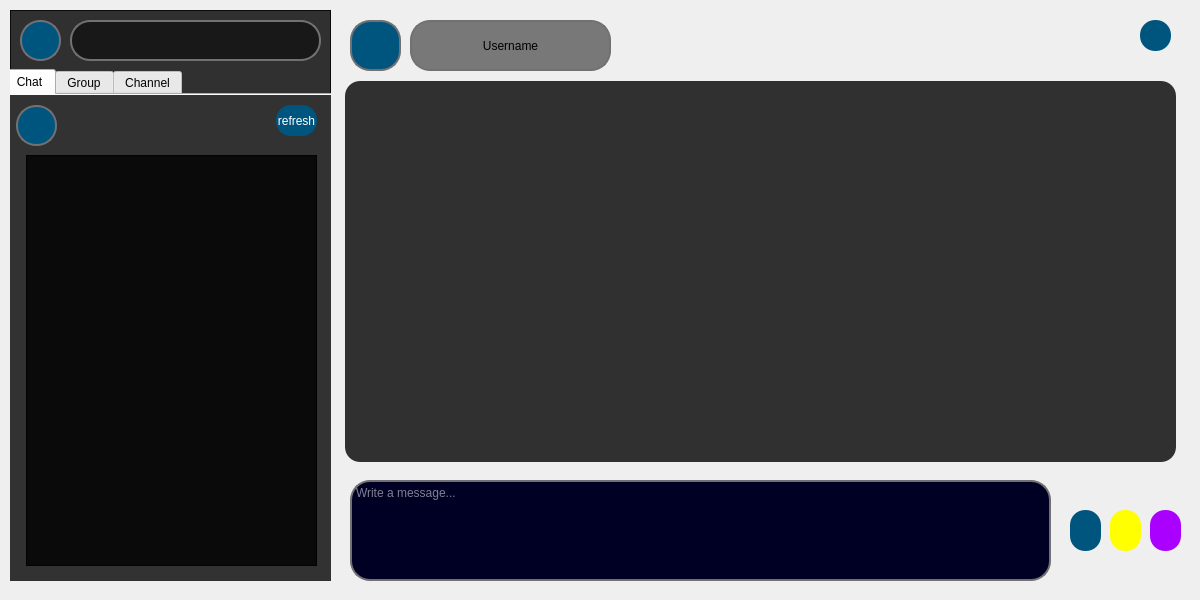
Old version of the form messenger/chatpage.ui in the repository aliomidi3002/Messenger.
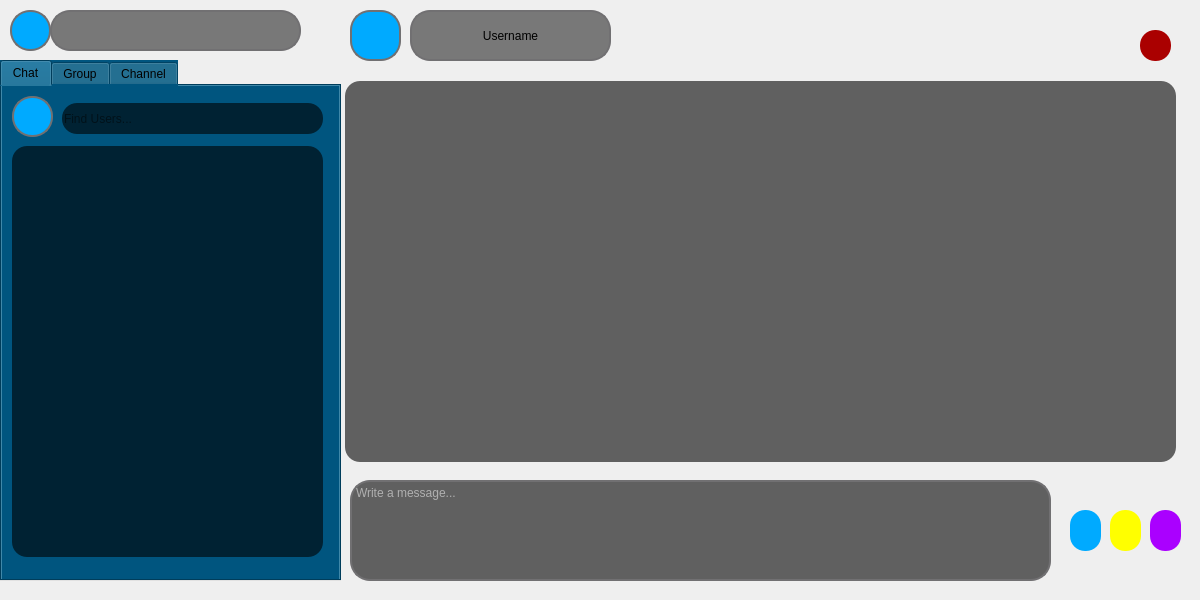
New version of the form. Icons and pictures are not drawn.

The edit to the form file:
```diff
--- a/messenger/chatpage.ui
+++ b/messenger/chatpage.ui
@@ -20,7 +20,7 @@
 
 QPushButton{
 border-radius:15px;
-background-color: rgb(0, 85, 127);
+	background-color: rgb(0, 170, 255);
 }
 
 QPushButton:hover{
@@ -34,277 +34,6 @@
 
 </string>
   </property>
-  <widget class="QFrame" name="frame">
-   <property name="geometry">
-    <rect>
-     <x>10</x>
-     <y>10</y>
-     <width>321</width>
-     <height>571</height>
-    </rect>
-   </property>
-   <property name="styleSheet">
-    <string notr="true"/>
-   </property>
-   <property name="frameShape">
-    <enum>QFrame::StyledPanel</enum>
-   </property>
-   <property name="frameShadow">
-    <enum>QFrame::Raised</enum>
-   </property>
-   <widget class="QToolButton" name="toolButton">
-    <property name="geometry">
-     <rect>
-      <x>10</x>
-      <y>10</y>
-      <width>41</width>
-      <height>41</height>
-     </rect>
-    </property>
-    <property name="styleSheet">
-     <string notr="true">QToolButton{
-border-radius:30px;
-border: 2px solid #717072;;
-background-color: rgb(0, 85, 127);
-border-radius:20px;
-}
-
-QToolButton:hover{
-background-color: rgb(0, 0, 127);
-}
-
-</string>
-    </property>
-    <property name="text">
-     <string/>
-    </property>
-    <property name="icon">
-     <iconset resource="images.qrc">
-      <normaloff>:/new/prefix1/image/Sample_User_Icon.png</normaloff>:/new/prefix1/image/Sample_User_Icon.png</iconset>
-    </property>
-    <property name="iconSize">
-     <size>
-      <width>50</width>
-      <height>50</height>
-     </size>
-    </property>
-   </widget>
-   <widget class="QLabel" name="label">
-    <property name="geometry">
-     <rect>
-      <x>60</x>
-      <y>10</y>
-      <width>251</width>
-      <height>41</height>
-     </rect>
-    </property>
-    <property name="styleSheet">
-     <string notr="true">border-radius:20px;
-background-color:rgba(0,0,0,0.5);
-border: 2px solid #717072;;
-font: 700 12pt &quot;Segoe UI&quot;;
-</string>
-    </property>
-    <property name="text">
-     <string/>
-    </property>
-    <property name="alignment">
-     <set>Qt::AlignCenter</set>
-    </property>
-   </widget>
-   <widget class="QTabWidget" name="tabWidget">
-    <property name="geometry">
-     <rect>
-      <x>-6</x>
-      <y>59</y>
-      <width>331</width>
-      <height>521</height>
-     </rect>
-    </property>
-    <property name="focusPolicy">
-     <enum>Qt::TabFocus</enum>
-    </property>
-    <property name="currentIndex">
-     <number>0</number>
-    </property>
-    <property name="tabBarAutoHide">
-     <bool>false</bool>
-    </property>
-    <widget class="QWidget" name="tab">
-     <attribute name="title">
-      <string>Chat</string>
-     </attribute>
-     <widget class="QToolButton" name="toolButton_5">
-      <property name="geometry">
-       <rect>
-        <x>10</x>
-        <y>10</y>
-        <width>41</width>
-        <height>41</height>
-       </rect>
-      </property>
-      <property name="styleSheet">
-       <string notr="true">QToolButton{
-border-radius:30px;
-border: 2px solid #717072;;
-background-color: rgb(0, 85, 127);
-border-radius:20px;
-}
-
-QToolButton:hover{
-background-color: rgb(0, 0, 127);
-}
-</string>
-      </property>
-      <property name="text">
-       <string/>
-      </property>
-      <property name="icon">
-       <iconset resource="images.qrc">
-        <normaloff>:/new/prefix1/image/1200px-New_user_icon-01.svg.png</normaloff>:/new/prefix1/image/1200px-New_user_icon-01.svg.png</iconset>
-      </property>
-      <property name="iconSize">
-       <size>
-        <width>50</width>
-        <height>50</height>
-       </size>
-      </property>
-     </widget>
-     <widget class="QListWidget" name="listWidget_2">
-      <property name="geometry">
-       <rect>
-        <x>20</x>
-        <y>60</y>
-        <width>291</width>
-        <height>411</height>
-       </rect>
-      </property>
-      <property name="styleSheet">
-       <string notr="true">color:red;</string>
-      </property>
-     </widget>
-     <widget class="QPushButton" name="pushButton_5">
-      <property name="geometry">
-       <rect>
-        <x>270</x>
-        <y>10</y>
-        <width>41</width>
-        <height>31</height>
-       </rect>
-      </property>
-      <property name="styleSheet">
-       <string notr="true">color:white</string>
-      </property>
-      <property name="text">
-       <string>refresh</string>
-      </property>
-     </widget>
-    </widget>
-    <widget class="QWidget" name="tab_2">
-     <attribute name="title">
-      <string>Group</string>
-     </attribute>
-     <widget class="QToolButton" name="toolButton_3">
-      <property name="geometry">
-       <rect>
-        <x>10</x>
-        <y>10</y>
-        <width>41</width>
-        <height>41</height>
-       </rect>
-      </property>
-      <property name="styleSheet">
-       <string notr="true">QToolButton{
-border-radius:30px;
-border: 2px solid #717072;;
-background-color: rgb(0, 85, 127);
-border-radius:20px;
-}
-
-QToolButton:hover{
-background-color: rgb(0, 0, 127);
-}
-
-</string>
-      </property>
-      <property name="text">
-       <string/>
-      </property>
-      <property name="icon">
-       <iconset resource="images.qrc">
-        <normaloff>:/new/prefix1/image/img_76872.png</normaloff>:/new/prefix1/image/img_76872.png</iconset>
-      </property>
-      <property name="iconSize">
-       <size>
-        <width>50</width>
-        <height>50</height>
-       </size>
-      </property>
-     </widget>
-     <widget class="QListWidget" name="listWidget_4">
-      <property name="geometry">
-       <rect>
-        <x>20</x>
-        <y>60</y>
-        <width>291</width>
-        <height>411</height>
-       </rect>
-      </property>
-     </widget>
-    </widget>
-    <widget class="QWidget" name="tab_3">
-     <attribute name="title">
-      <string>Channel</string>
-     </attribute>
-     <widget class="QToolButton" name="toolButton_4">
-      <property name="geometry">
-       <rect>
-        <x>10</x>
-        <y>10</y>
-        <width>41</width>
-        <height>41</height>
-       </rect>
-      </property>
-      <property name="styleSheet">
-       <string notr="true">QToolButton{
-border-radius:30px;
-border: 2px solid #717072;;
-background-color: rgb(0, 85, 127);
-border-radius:20px;
-}
-
-QToolButton:hover{
-background-color: rgb(0, 0, 127);
-}
-</string>
-      </property>
-      <property name="text">
-       <string/>
-      </property>
-      <property name="icon">
-       <iconset resource="images.qrc">
-        <normaloff>:/new/prefix1/image/img_12531.png</normaloff>:/new/prefix1/image/img_12531.png</iconset>
-      </property>
-      <property name="iconSize">
-       <size>
-        <width>50</width>
-        <height>50</height>
-       </size>
-      </property>
-     </widget>
-     <widget class="QListWidget" name="listWidget_3">
-      <property name="geometry">
-       <rect>
-        <x>20</x>
-        <y>60</y>
-        <width>291</width>
-        <height>411</height>
-       </rect>
-      </property>
-     </widget>
-    </widget>
-   </widget>
-  </widget>
   <widget class="QPushButton" name="pushButton_3">
    <property name="geometry">
     <rect>
@@ -375,7 +104,7 @@
    <property name="geometry">
     <rect>
      <x>350</x>
-     <y>20</y>
+     <y>10</y>
      <width>51</width>
      <height>51</height>
     </rect>
@@ -383,7 +112,7 @@
    <property name="styleSheet">
     <string notr="true">border-radius:20px;
 border: 2px solid #717072;;
-background-color: rgb(0, 85, 127);
+background-color: rgb(0, 170, 255);
 
 
 </string>
@@ -406,7 +135,7 @@
    <property name="geometry">
     <rect>
      <x>410</x>
-     <y>20</y>
+     <y>10</y>
      <width>201</width>
      <height>51</height>
     </rect>
@@ -463,8 +192,8 @@
    <property name="styleSheet">
     <string notr="true">color:white;
 border-radius:20px;
-background-color: rgb(0, 0, 36);
 border: 2px solid #717072;;
+background-color:rgba(0,0,0,0.6)
 </string>
    </property>
    <property name="placeholderText">
@@ -482,7 +211,7 @@
    </property>
    <property name="styleSheet">
     <string notr="true">QListWidget{
-background-color: rgba(0,0,0,0.8);
+background-color: rgba(0,0,0,0.6);
 border-radius:15px;
 }
 </string>
@@ -492,13 +221,17 @@
    <property name="geometry">
     <rect>
      <x>1140</x>
-     <y>20</y>
+     <y>30</y>
      <width>31</width>
      <height>31</height>
     </rect>
    </property>
    <property name="styleSheet">
-    <string notr="true">QPushButton:hover{
+    <string notr="true">QPushButton{
+	background-color: rgb(170, 0, 0);
+}
+
+QPushButton:hover{
 background-color: rgb(255, 0, 0);
 }
 </string>
@@ -517,6 +250,321 @@
     </size>
    </property>
   </widget>
+  <widget class="QPushButton" name="pushButton_5">
+   <property name="geometry">
+    <rect>
+     <x>1030</x>
+     <y>20</y>
+     <width>41</width>
+     <height>31</height>
+    </rect>
+   </property>
+   <property name="styleSheet">
+    <string notr="true">background-color:rgba(0,0,0,0);</string>
+   </property>
+   <property name="text">
+    <string/>
+   </property>
+  </widget>
+  <widget class="QTabWidget" name="tabWidget">
+   <property name="geometry">
+    <rect>
+     <x>0</x>
+     <y>60</y>
+     <width>341</width>
+     <height>521</height>
+    </rect>
+   </property>
+   <property name="focusPolicy">
+    <enum>Qt::TabFocus</enum>
+   </property>
+   <property name="styleSheet">
+    <string notr="true">background-color: rgb(0, 85, 127);</string>
+   </property>
+   <property name="currentIndex">
+    <number>0</number>
+   </property>
+   <property name="tabBarAutoHide">
+    <bool>false</bool>
+   </property>
+   <widget class="QWidget" name="tab">
+    <attribute name="title">
+     <string>Chat</string>
+    </attribute>
+    <widget class="QToolButton" name="toolButton_5">
+     <property name="geometry">
+      <rect>
+       <x>10</x>
+       <y>10</y>
+       <width>41</width>
+       <height>41</height>
+      </rect>
+     </property>
+     <property name="styleSheet">
+      <string notr="true">QToolButton{
+border-radius:30px;
+border: 2px solid #717072;;
+	background-color: rgb(0, 170, 255);
+border-radius:20px;
+}
+
+QToolButton:hover{
+background-color: rgb(0, 0, 127);
+}
+</string>
+     </property>
+     <property name="text">
+      <string/>
+     </property>
+     <property name="icon">
+      <iconset resource="images.qrc">
+       <normaloff>:/new/prefix1/image/1200px-New_user_icon-01.svg.png</normaloff>:/new/prefix1/image/1200px-New_user_icon-01.svg.png</iconset>
+     </property>
+     <property name="iconSize">
+      <size>
+       <width>50</width>
+       <height>50</height>
+      </size>
+     </property>
+    </widget>
+    <widget class="QListWidget" name="listWidget_2">
+     <property name="geometry">
+      <rect>
+       <x>10</x>
+       <y>60</y>
+       <width>311</width>
+       <height>411</height>
+      </rect>
+     </property>
+     <property name="styleSheet">
+      <string notr="true">background-color: rgba(0,0,0,0.6);
+border-radius:15px;</string>
+     </property>
+    </widget>
+    <widget class="QLineEdit" name="lineEdit">
+     <property name="geometry">
+      <rect>
+       <x>60</x>
+       <y>17</y>
+       <width>261</width>
+       <height>31</height>
+      </rect>
+     </property>
+     <property name="styleSheet">
+      <string notr="true">background-color: rgba(0,0,0,0.6);
+border-radius:15px;</string>
+     </property>
+     <property name="placeholderText">
+      <string>Find Users...</string>
+     </property>
+    </widget>
+   </widget>
+   <widget class="QWidget" name="tab_2">
+    <attribute name="title">
+     <string>Group</string>
+    </attribute>
+    <widget class="QToolButton" name="toolButton_3">
+     <property name="geometry">
+      <rect>
+       <x>10</x>
+       <y>10</y>
+       <width>41</width>
+       <height>41</height>
+      </rect>
+     </property>
+     <property name="styleSheet">
+      <string notr="true">QToolButton{
+border-radius:30px;
+border: 2px solid #717072;;
+	background-color: rgb(0, 170, 255);
+border-radius:20px;
+}
+
+QToolButton:hover{
+background-color: rgb(0, 0, 127);
+}
+
+</string>
+     </property>
+     <property name="text">
+      <string/>
+     </property>
+     <property name="icon">
+      <iconset resource="images.qrc">
+       <normaloff>:/new/prefix1/image/img_76872.png</normaloff>:/new/prefix1/image/img_76872.png</iconset>
+     </property>
+     <property name="iconSize">
+      <size>
+       <width>50</width>
+       <height>50</height>
+      </size>
+     </property>
+    </widget>
+    <widget class="QListWidget" name="listWidget_4">
+     <property name="geometry">
+      <rect>
+       <x>10</x>
+       <y>60</y>
+       <width>311</width>
+       <height>411</height>
+      </rect>
+     </property>
+     <property name="styleSheet">
+      <string notr="true">background-color: rgba(0,0,0,0.6);
+border-radius:15px;</string>
+     </property>
+    </widget>
+    <widget class="QLineEdit" name="lineEdit_3">
+     <property name="geometry">
+      <rect>
+       <x>60</x>
+       <y>17</y>
+       <width>261</width>
+       <height>31</height>
+      </rect>
+     </property>
+     <property name="styleSheet">
+      <string notr="true">background-color: rgba(0,0,0,0.6);
+border-radius:15px;</string>
+     </property>
+     <property name="placeholderText">
+      <string>Find Users...</string>
+     </property>
+    </widget>
+   </widget>
+   <widget class="QWidget" name="tab_3">
+    <attribute name="title">
+     <string>Channel</string>
+    </attribute>
+    <widget class="QToolButton" name="toolButton_4">
+     <property name="geometry">
+      <rect>
+       <x>10</x>
+       <y>10</y>
+       <width>41</width>
+       <height>41</height>
+      </rect>
+     </property>
+     <property name="styleSheet">
+      <string notr="true">QToolButton{
+border-radius:30px;
+border: 2px solid #717072;;
+	background-color: rgb(0, 170, 255);
+border-radius:20px;
+}
+
+QToolButton:hover{
+background-color: rgb(0, 0, 127);
+}
+</string>
+     </property>
+     <property name="text">
+      <string/>
+     </property>
+     <property name="icon">
+      <iconset resource="images.qrc">
+       <normaloff>:/new/prefix1/image/img_12531.png</normaloff>:/new/prefix1/image/img_12531.png</iconset>
+     </property>
+     <property name="iconSize">
+      <size>
+       <width>50</width>
+       <height>50</height>
+      </size>
+     </property>
+    </widget>
+    <widget class="QListWidget" name="listWidget_3">
+     <property name="geometry">
+      <rect>
+       <x>10</x>
+       <y>60</y>
+       <width>311</width>
+       <height>411</height>
+      </rect>
+     </property>
+     <property name="styleSheet">
+      <string notr="true">background-color: rgba(0,0,0,0.6);
+border-radius:15px;</string>
+     </property>
+    </widget>
+    <widget class="QLineEdit" name="lineEdit_2">
+     <property name="geometry">
+      <rect>
+       <x>60</x>
+       <y>17</y>
+       <width>261</width>
+       <height>31</height>
+      </rect>
+     </property>
+     <property name="styleSheet">
+      <string notr="true">background-color: rgba(0,0,0,0.6);
+border-radius:15px;</string>
+     </property>
+     <property name="placeholderText">
+      <string>Find Users...</string>
+     </property>
+    </widget>
+   </widget>
+  </widget>
+  <widget class="QLabel" name="label">
+   <property name="geometry">
+    <rect>
+     <x>50</x>
+     <y>10</y>
+     <width>251</width>
+     <height>41</height>
+    </rect>
+   </property>
+   <property name="styleSheet">
+    <string notr="true">border-radius:20px;
+background-color:rgba(0,0,0,0.5);
+border: 2px solid #717072;;
+font: 700 12pt &quot;Segoe UI&quot;;
+</string>
+   </property>
+   <property name="text">
+    <string/>
+   </property>
+   <property name="alignment">
+    <set>Qt::AlignCenter</set>
+   </property>
+  </widget>
+  <widget class="QToolButton" name="toolButton">
+   <property name="geometry">
+    <rect>
+     <x>10</x>
+     <y>10</y>
+     <width>41</width>
+     <height>41</height>
+    </rect>
+   </property>
+   <property name="styleSheet">
+    <string notr="true">QToolButton{
+border-radius:30px;
+border: 2px solid #717072;;
+	background-color: rgb(0, 170, 255);
+border-radius:20px;
+}
+
+QToolButton:hover{
+background-color: rgb(0, 0, 127);
+}
+
+</string>
+   </property>
+   <property name="text">
+    <string/>
+   </property>
+   <property name="icon">
+    <iconset resource="images.qrc">
+     <normaloff>:/new/prefix1/image/Sample_User_Icon.png</normaloff>:/new/prefix1/image/Sample_User_Icon.png</iconset>
+   </property>
+   <property name="iconSize">
+    <size>
+     <width>50</width>
+     <height>50</height>
+    </size>
+   </property>
+  </widget>
  </widget>
  <resources>
   <include location="images.qrc"/>
```
Left out of the diff: 2 changed lines with no effect on the pictures.
